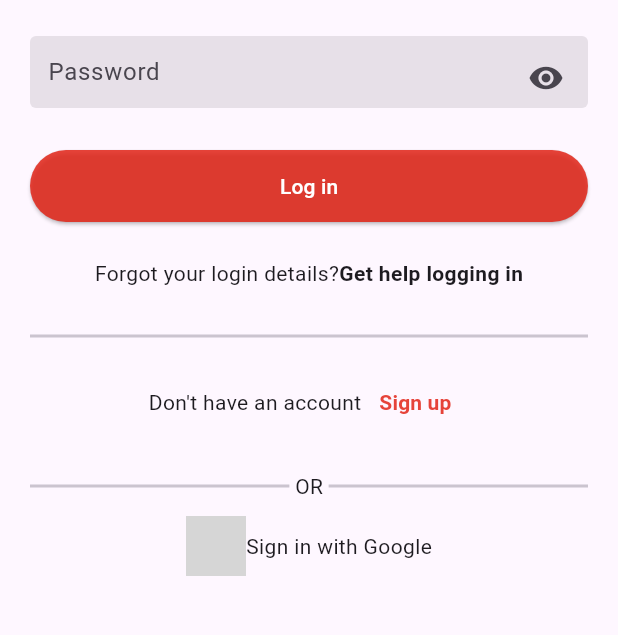
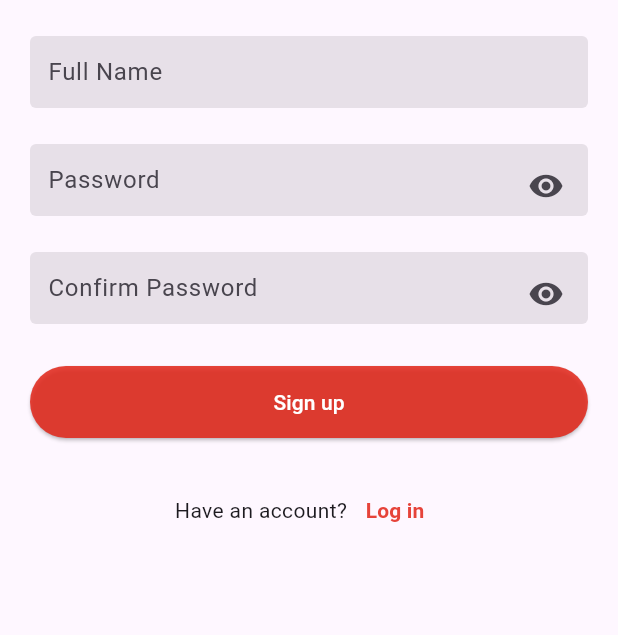
Before and after one commit to malik31200/holbertonschool-holbegram, a Flutter app: the screen it shows after launch, after a tap on "Sign up", on a phone screen of 412 x 824 dp, the part 312-947 px from its top. Run offline on Flutter 3.47's test engine with Material 3 defaults, Android fonts, the phone set to English and light mode, and no system bars; our stand-ins replace firebase_core, material_ui; accounts and stored records are empty; network calls fail; grey boxes are pictures that could not be loaded.

Commit message:
feat: create SignUp page and links navigations

```diff
--- a/holbegram/lib/main.dart
+++ b/holbegram/lib/main.dart
@@ -17,24 +17,7 @@ class MyApp extends StatelessWidget {
   Widget build(BuildContext context) {
     return MaterialApp(
       title: 'Flutter Demo',
-      theme: ThemeData(
-        // This is the theme of your application.
-        //
-        // TRY THIS: Try running your application with "flutter run". You'll see
-        // the application has a purple toolbar. Then, without quitting the app,
-        // try changing the seedColor in the colorScheme below to Colors.green
-        // and then invoke "hot reload" (save your changes or press the "hot
-        // reload" button in a Flutter-supported IDE, or press "r" if you used
-        // the command line to start the app).
-        //
-        // Notice that the counter didn't reset back to zero; the application
-        // state is not lost during the reload. To reset the state, use hot
-        // restart instead.
-        //
-        // This works for code too, not just values: Most code changes can be
-        // tested with just a hot reload.
-        colorScheme: .fromSeed(seedColor: Colors.deepPurple),
-      ),
+      theme: ThemeData(colorScheme: .fromSeed(seedColor: Colors.deepPurple)),
       home: LoginScreen(
         emailController: TextEditingController(),
         passwordController: TextEditingController(),
--- a/holbegram/lib/screens/login_screen.dart
+++ b/holbegram/lib/screens/login_screen.dart
@@ -1,6 +1,7 @@
 import 'package:material_ui/material_ui.dart';
 
 import '../widgets/text_field.dart';
+import 'signup_screen.dart';
 
 class LoginScreen extends StatefulWidget {
   final TextEditingController emailController;
@@ -126,7 +127,20 @@ class _LoginScreenState extends State<LoginScreen> {
                       children: [
                         Text("Don't have an account"),
                         TextButton(
-                          onPressed: () {},
+                          onPressed: () {
+                            Navigator.push(
+                              context,
+                              MaterialPageRoute(
+                                builder: (context) => SignUp(
+                                  emailController: TextEditingController(),
+                                  usernameController: TextEditingController(),
+                                  passwordController: TextEditingController(),
+                                  passwordConfirmController:
+                                      TextEditingController(),
+                                ),
+                              ),
+                            );
+                          },
                           child: Text(
                             'Sign up',
                             style: TextStyle(
--- a/holbegram/lib/screens/signup_screen.dart
+++ b/holbegram/lib/screens/signup_screen.dart
@@ -0,0 +1,181 @@
+import 'package:material_ui/material_ui.dart';
+
+import '../widgets/text_field.dart';
+
+import 'login_screen.dart';
+
+class SignUp extends StatefulWidget {
+  final TextEditingController emailController;
+  final TextEditingController usernameController;
+  final TextEditingController passwordController;
+  final TextEditingController passwordConfirmController;
+
+  const SignUp({
+    super.key,
+    required this.emailController,
+    required this.usernameController,
+    required this.passwordController,
+    required this.passwordConfirmController,
+  });
+
+  @override
+  State<SignUp> createState() => _SignUpState();
+}
+
+class _SignUpState extends State<SignUp> {
+  bool _passwordVisible = true;
+
+  @override
+  void initState() {
+    super.initState();
+  }
+
+  @override
+  void dispose() {
+    widget.emailController.dispose();
+    widget.usernameController.dispose();
+    widget.passwordController.dispose();
+    widget.passwordConfirmController.dispose();
+    super.dispose();
+  }
+
+  @override
+  Widget build(BuildContext context) {
+    return Scaffold(
+      body: SingleChildScrollView(
+        child: Column(
+          mainAxisSize: MainAxisSize.min,
+          mainAxisAlignment: MainAxisAlignment.center,
+          children: [
+            SizedBox(height: 28),
+
+            Text(
+              'Holbegram',
+              style: TextStyle(fontFamily: 'Billabong', fontSize: 50),
+            ),
+
+            Image.asset('assets/images/logo.png', width: 80, height: 60),
+
+            Padding(
+              padding: EdgeInsets.symmetric(horizontal: 20),
+              child: Column(
+                children: [
+                  TextFieldInput(
+                    controller: widget.emailController,
+                    ispassword: false,
+                    hintText: 'Email',
+                    keyboardType: TextInputType.emailAddress,
+                  ),
+
+                  SizedBox(height: 24),
+
+                  TextFieldInput(
+                    controller: widget.usernameController,
+                    ispassword: false,
+                    hintText: 'Full Name',
+                    keyboardType: TextInputType.emailAddress,
+                  ),
+
+                  SizedBox(height: 24),
+
+                  TextFieldInput(
+                    controller: widget.passwordController,
+                    ispassword: !_passwordVisible,
+                    hintText: 'Password',
+                    keyboardType: TextInputType.visiblePassword,
+
+                    suffixIcon: IconButton(
+                      alignment: Alignment.bottomLeft,
+                      icon: Icon(
+                        _passwordVisible
+                            ? Icons.visibility
+                            : Icons.visibility_off,
+                      ),
+                      onPressed: () {
+                        setState(() {
+                          _passwordVisible = !_passwordVisible;
+                        });
+                      },
+                    ),
+                  ),
+
+                  SizedBox(height: 24),
+
+                  TextFieldInput(
+                    controller: widget.passwordConfirmController,
+                    ispassword: !_passwordVisible,
+                    hintText: 'Confirm Password',
+                    keyboardType: TextInputType.visiblePassword,
+
+                    suffixIcon: IconButton(
+                      alignment: Alignment.bottomLeft,
+                      icon: Icon(
+                        _passwordVisible
+                            ? Icons.visibility
+                            : Icons.visibility_off,
+                      ),
+                      onPressed: () {
+                        setState(() {
+                          _passwordVisible = !_passwordVisible;
+                        });
+                      },
+                    ),
+                  ),
+
+                  SizedBox(height: 28),
+
+                  SizedBox(
+                    height: 48,
+                    width: double.infinity,
+                    child: ElevatedButton(
+                      style: ButtonStyle(
+                        backgroundColor: WidgetStateProperty.all(
+                          Color.fromARGB(218, 226, 37, 24),
+                        ),
+                      ),
+                      onPressed: () {},
+                      child: Text(
+                        'Sign up',
+                        style: TextStyle(color: Colors.white),
+                      ),
+                    ),
+                  ),
+
+                  SizedBox(height: 24),
+
+                  Row(
+                    mainAxisAlignment: MainAxisAlignment.center,
+                    children: [
+                      Text('Have an account?'),
+
+                      TextButton(
+                        onPressed: () {
+                          Navigator.push(
+                            context,
+                            MaterialPageRoute(
+                              builder: (context) => LoginScreen(
+                                emailController: TextEditingController(),
+                                passwordController: TextEditingController(),
+                              ),
+                            ),
+                          );
+                        },
+                        child: Text(
+                          'Log in',
+                          style: TextStyle(
+                            fontWeight: FontWeight.bold,
+                            color: Color.fromARGB(218, 226, 37, 24),
+                            ),
+                        ),
+                      ),
+                    ],
+                  ),
+                ],
+              ),
+            ),
+          ],
+        ),
+      ),
+    );
+  }
+}
```
